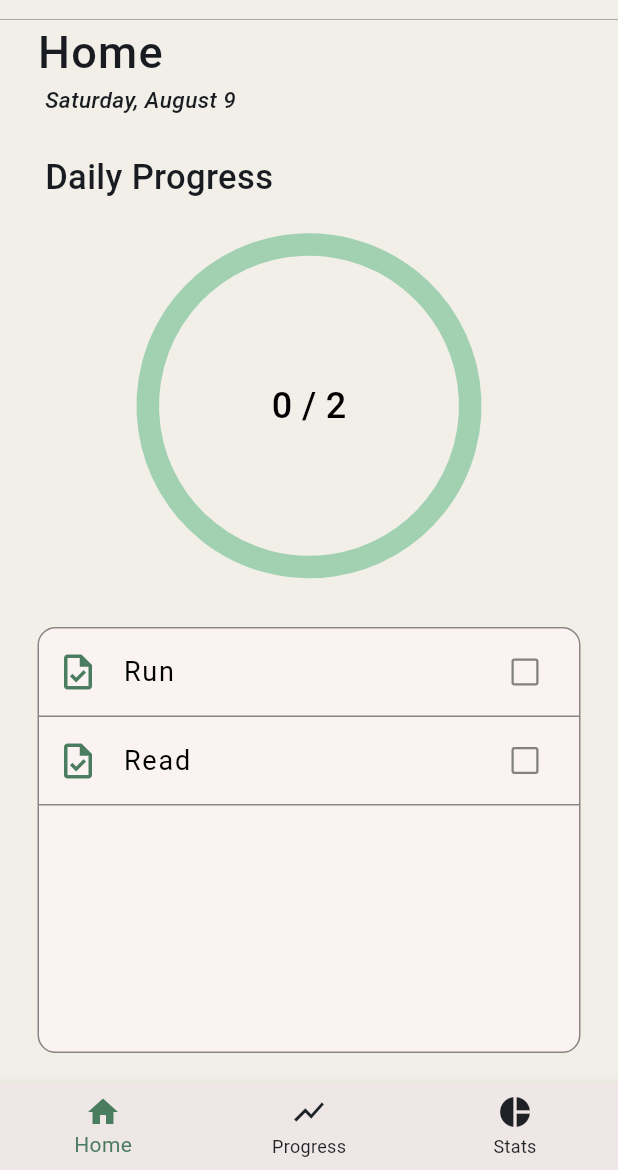
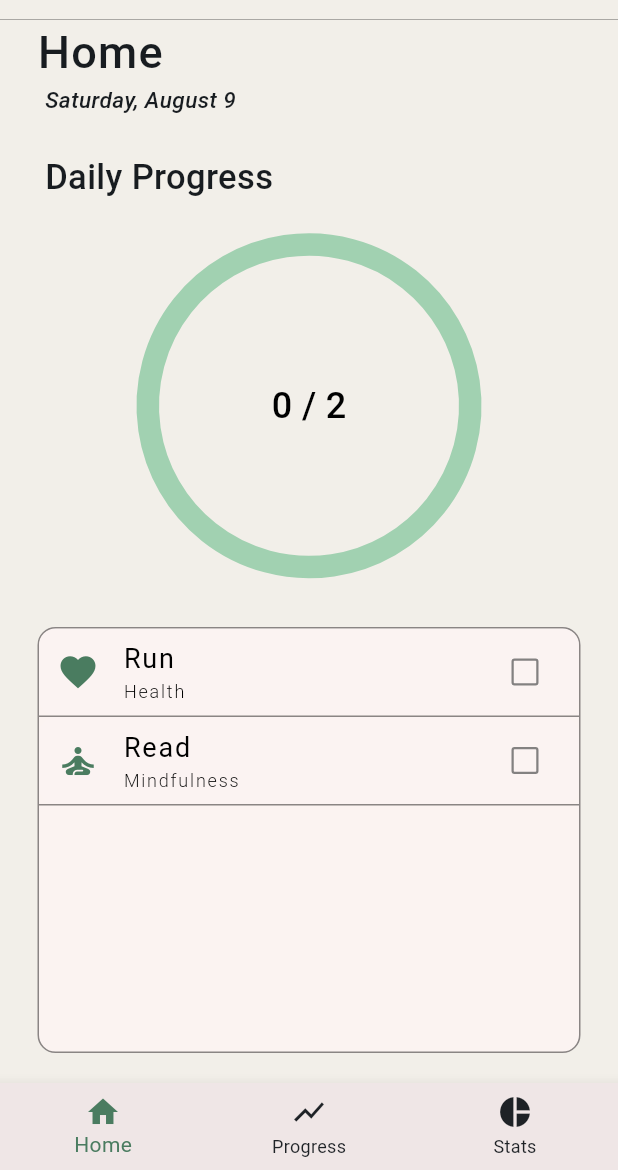
Before and after one commit to TsalemisIasonas/GrowBit, a Flutter app: the screen it shows after launch, on a phone screen of 412 x 824 dp, the part 66-1236 px from its top. Run offline on Flutter 3.47's test engine with Material 3 defaults, Android fonts, the phone set to English and light mode, and no system bars; drawn by our look-alikes of fl_chart, flutter_slidable; our stand-ins replace flutter_heatmap_calendar, hive, hive_flutter; accounts and stored records are empty.

Commit message:
fixed issues 8 and 15

```diff
--- a/lib/components/habit_tile.dart
+++ b/lib/components/habit_tile.dart
@@ -4,6 +4,8 @@ import 'package:habit_tracker/constants/colors.dart';
 
 class HabitTile extends StatelessWidget {
   final String habitName;
+  final String habitCategory;
+  final IconData habitIconData;
   final bool habitCompleted;
   final Function(bool?)? onChanged;
   final Function(BuildContext)? settingsTapped;
@@ -12,6 +14,8 @@ class HabitTile extends StatelessWidget {
   const HabitTile({
     super.key,
     required this.habitName,
+    required this.habitCategory,
+    required this.habitIconData,
     required this.habitCompleted,
     required this.onChanged,
     required this.settingsTapped,
@@ -56,8 +60,11 @@ class HabitTile extends StatelessWidget {
               ),
               child: Row(
                 children: [
-                  Icon(Icons.task_outlined, size: 28, color: darkGreenColor),
+                  Icon(habitIconData, size: 28, color: darkGreenColor),
                   const SizedBox(width: 16),
+                  Column(
+                    crossAxisAlignment: CrossAxisAlignment.start,
+                    children: [
                       Text(
                         habitName[0].toUpperCase() + habitName.substring(1),
                         style: const TextStyle(
@@ -66,6 +73,17 @@ class HabitTile extends StatelessWidget {
                           fontSize: 18,
                           letterSpacing: 1.2,
                         ),
+                      ),
+                      Text(
+                        habitCategory[0].toUpperCase() + habitCategory.substring(1),
+                        style: const TextStyle(
+                          color: Colors.black,
+                          fontWeight: FontWeight.w300,
+                          fontSize: 12,
+                          letterSpacing: 1.2,
+                        ),
+                      ),
+                    ],
                   ),
                   const Spacer(),
                   Checkbox(
--- a/lib/components/my_alert_box.dart
+++ b/lib/components/my_alert_box.dart
@@ -93,7 +93,7 @@ class _MyAlertBoxState extends State<MyAlertBox> {
         ),
         TextButton(
           onPressed: () {
-            widget.onSave(widget.controller.text, _selectedCategory!);
+            widget.onSave(widget.controller.text, _selectedCategory!,);
           },
           child: const Text(
             "Save",
--- a/lib/data/habit_database.dart
+++ b/lib/data/habit_database.dart
@@ -1,22 +1,34 @@
+import 'package:flutter/material.dart';
 import 'package:habit_tracker/datetime/date_time.dart';
 import 'package:hive_flutter/hive_flutter.dart';
 import 'package:habit_tracker/constants/category_data.dart';
 
 // reference our box
-final _myBox = Hive.box("Growbit_Database");
+final _myBox = Hive.box("GrowBit_Database");
 
 class HabitDatabase {
   List<List<dynamic>> todaysHabitList = [];
   Map<DateTime, int> heatMapDataSet = {};
 
+  // New helper method to get an icon based on a category string
+  IconData getIconForCategory(String categoryString) {
+    // Convert the string back to the enum value
+    final category = HabitCategory.values.firstWhere(
+      (e) => e.toString().split('.').last == categoryString,
+      orElse: () => HabitCategory.other,
+    );
+    // Return the icon from your categoryData map
+    return categoryData[category]!['icon'];
+  }
+
   // create initial default data
   void createDefaultData() {
     todaysHabitList = [
-      ["Run", false, "health"],
-      ["Read", false, "mindfulness"],
+      // Store IconData, not the Icon widget
+      ["Run", false, "health", getIconForCategory("health")],
+      ["Read", false, "mindfulness", getIconForCategory("mindfulness")],
     ];
     _myBox.put("START_DATE", startDateFormatted());
-    // FIX: Save the default list to the database
     _myBox.put("CURRENT_HABIT_LIST", todaysHabitList);
   }
 
--- a/lib/main.dart
+++ b/lib/main.dart
@@ -1,10 +1,13 @@
 import 'package:flutter/material.dart';
+import 'package:habit_tracker/adapters/icon_data_adapter.dart';
 import 'package:habit_tracker/pages/homepage.dart';
 import 'package:hive_flutter/hive_flutter.dart';
 
 void main() async {
   // initialize hive
   await Hive.initFlutter();
+
+  Hive.registerAdapter(IconDataAdapter());
 
   //open a box
   await Hive.openBox("GrowBit_Database");
--- a/lib/pages/homepage_body.dart
+++ b/lib/pages/homepage_body.dart
@@ -70,6 +70,8 @@ class HomepageBody extends StatelessWidget {
                   itemBuilder: (context, index) {
                     return HabitTile(
                       habitName: db.todaysHabitList[index][0],
+                      habitCategory: db.todaysHabitList[index][2],
+                      habitIconData: db.todaysHabitList[index][3],
                       habitCompleted: db.todaysHabitList[index][1],
                       // Functions are now passed directly without a 'widget.' reference.
                       onChanged: (value) => checkBoxTapped(value, index),
```
Also changed, not shown: lib/adapters/icon_data_adapter.dart (added, +22 -0 lines), lib/constants/category_data.dart (+0 -11 lines), lib/pages/homepage.dart (+17 -7 lines), 4 other files. Lines whose indentation alone changed are shown as unchanged.
